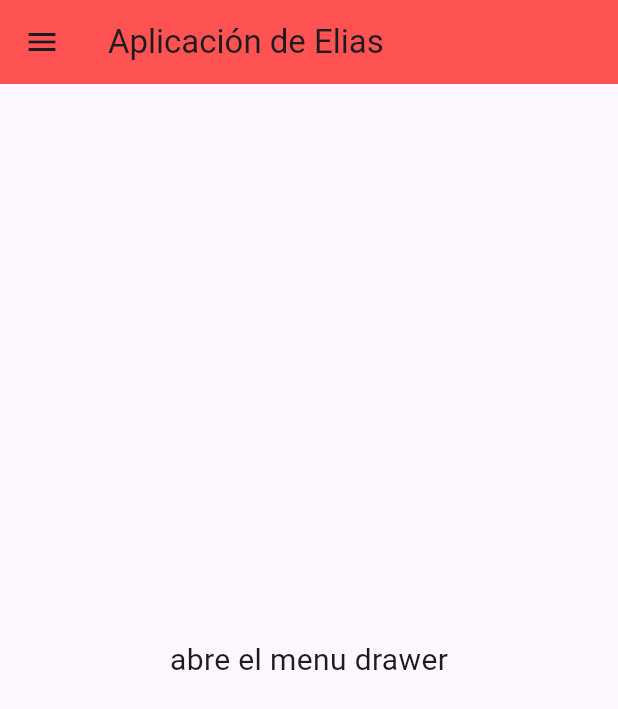
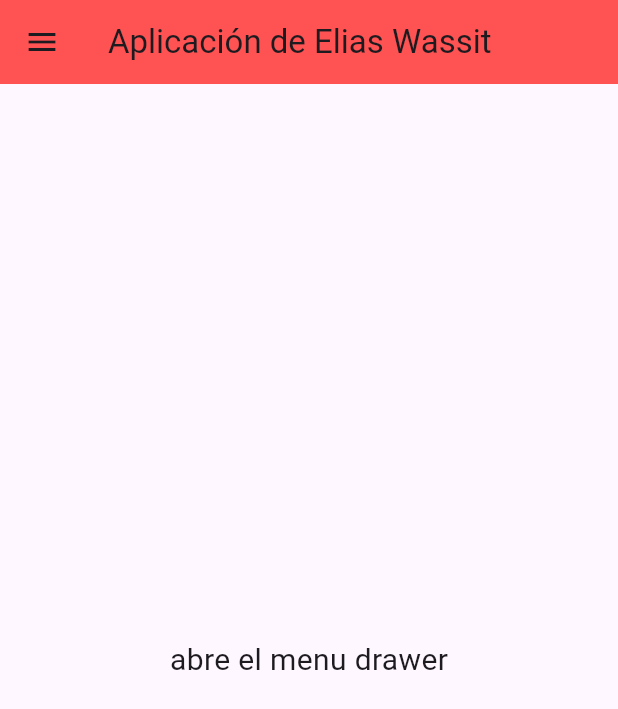
Before and after one commit to elisu1900/MULTIMEDIA-ELIASW, a Flutter app: the screen it shows after launch, on a phone screen of 412 x 824 dp. Shown: the top 709 px of the screen. Run offline on Flutter 3.47's test engine with Material 3 defaults, Android fonts, the phone set to English and light mode, and no system bars; our stand-ins replace google_fonts.

Commit message:
solution of name aplication

```diff
--- a/ejercicio1/lib/main.dart
+++ b/ejercicio1/lib/main.dart
@@ -28,7 +28,7 @@
     return Scaffold(
 
       appBar: AppBar(
-        title: const Text("Aplicación de Elias"),
+        title: const Text("Aplicación de Elias Wassit"),
         backgroundColor: Colors.redAccent,
       ),
 
```
